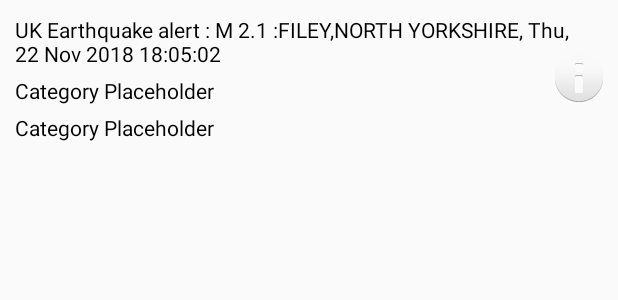
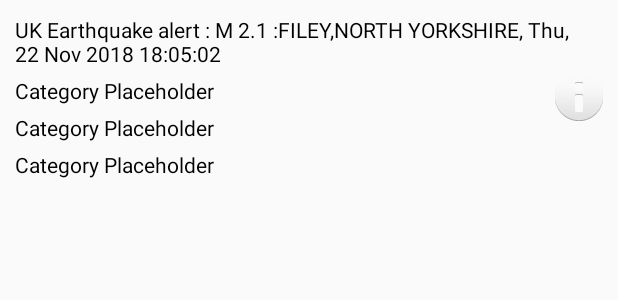
Before and after one commit to NoonanL/MPD_coursework, an Android app: the layout row_item.xml on its own in the app's theme, with its tools: preview values and no code run, on a phone screen of 412 x 824 dp. Shown: the top 300 px of the screen. Run offline under Robolectric (Android 15) with nearby library versions, the phone set to English and light mode, and no system bars.

Commit message:
Altered ListView components to include the Depth value of the earthquake and implemented filtering functionality ascending and descending for depth values

```diff
--- a/app/src/main/java/com/example/mpd_coursework_liamnoonan_s1512127/ListViewAdapter.java
+++ b/app/src/main/java/com/example/mpd_coursework_liamnoonan_s1512127/ListViewAdapter.java
@@ -25,6 +25,7 @@ public class ListViewAdapter extends ArrayAdapter<Earthquake> implements View.On
         TextView txtTitle;
         TextView txtMag;
         TextView txtDate;
+        TextView txtDepth;
         ImageView info;
     }
 
@@ -74,6 +75,7 @@ public class ListViewAdapter extends ArrayAdapter<Earthquake> implements View.On
             viewHolder.txtTitle = convertView.findViewById(R.id.title);
             viewHolder.txtMag = convertView.findViewById(R.id.txtMag);
             viewHolder.txtDate = convertView.findViewById(R.id.txtDate);
+            viewHolder.txtDepth = convertView.findViewById(R.id.txtDepth);
             viewHolder.info = convertView.findViewById(R.id.item_info);
 
             result=convertView;
@@ -105,6 +107,7 @@ public class ListViewAdapter extends ArrayAdapter<Earthquake> implements View.On
         viewHolder.txtTitle.setText(dataModel.getLocation());
         viewHolder.txtDate.setText(" " + dataModel.getPubDate());
         viewHolder.txtMag.setText(" Magnitude: " + String.valueOf(dataModel.getMagnitude()));
+        viewHolder.txtDepth.setText(" Depth: " + String.valueOf(dataModel.getDepth() + "km"));
         viewHolder.info.setOnClickListener(this);
         viewHolder.info.setTag(position);
         // Return the completed view to render on screen
--- a/app/src/main/res/layout/filter_menu.xml
+++ b/app/src/main/res/layout/filter_menu.xml
@@ -9,4 +9,10 @@
     <item
         android:id="@+id/magDesc"
         android:title="Magnitude (Descending)"/>
+    <item
+        android:id="@+id/depthAsc"
+        android:title="Depth: (Shallow -> Deep)"/>
+    <item
+        android:id="@+id/depthDesc"
+        android:title="Depth: (Deep -> Shallow)"/>
 </menu>
--- a/app/src/main/res/layout/row_item.xml
+++ b/app/src/main/res/layout/row_item.xml
@@ -35,6 +35,15 @@
         android:text="Category Placeholder"
         android:textColor="@android:color/black" />
 
+    <TextView
+        android:id="@+id/txtDepth"
+        android:layout_width="wrap_content"
+        android:layout_height="wrap_content"
+        android:layout_below="@+id/txtMag"
+        android:layout_marginTop="5dp"
+        android:text="Category Placeholder"
+        android:textColor="@android:color/black" />
+
     <ImageView
         android:id="@+id/item_info"
         android:layout_width="wrap_content"
```
Also changed, not shown: app/src/main/java/com/example/mpd_coursework_liamnoonan_s1512127/Earthquake.java (+24 -5 lines), app/src/main/java/com/example/mpd_coursework_liamnoonan_s1512127/MainActivity.java (+11 -3 lines).
